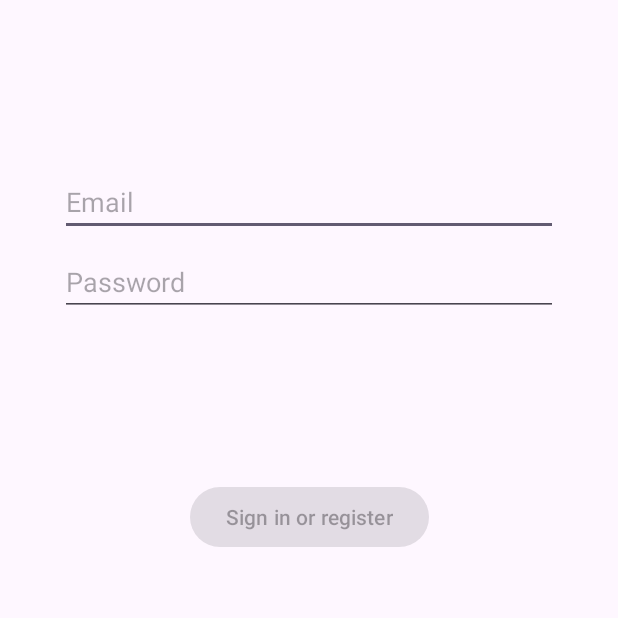
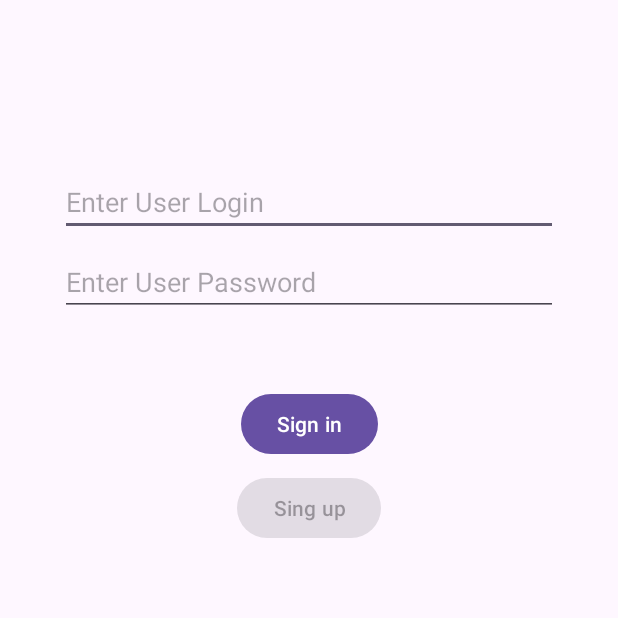
Before and after one commit to Dimadyuk/MovieApp, an Android app: the fragment LoginFragment shown on its own in the app's theme, on a phone screen of 412 x 824 dp, the top half of it. Run offline under Robolectric (Android 15) with nearby library versions, the phone set to English and light mode, and no system bars.

Commit message:
added login and register layouts

```diff
--- a/app/src/main/java/com/example/movieapp/domain/User.kt
+++ b/app/src/main/java/com/example/movieapp/domain/User.kt
@@ -6,5 +6,6 @@ data class User(
     val password: String,
     val name: String,
     val surname: String,
-    val favoritesMovies: List<Int>
+    val favoritesMovies: List<Int>,
+    val imageUrl: String,
 )
--- a/app/src/main/java/com/example/movieapp/presentation/ui/fragments/LoginFragment.kt
+++ b/app/src/main/java/com/example/movieapp/presentation/ui/fragments/LoginFragment.kt
@@ -1,59 +1,26 @@
 package com.example.movieapp.presentation.ui.fragments
 
 import android.os.Bundle
-import androidx.fragment.app.Fragment
 import android.view.LayoutInflater
 import android.view.View
 import android.view.ViewGroup
+import androidx.fragment.app.Fragment
 import com.example.movieapp.R
 
-// TODO: Rename parameter arguments, choose names that match
-// the fragment initialization parameters, e.g. ARG_ITEM_NUMBER
-private const val ARG_PARAM1 = "param1"
-private const val ARG_PARAM2 = "param2"
-
-/**
- * A simple [Fragment] subclass.
- * Use the [LoginFragment.newInstance] factory method to
- * create an instance of this fragment.
- */
 class LoginFragment : Fragment() {
-    // TODO: Rename and change types of parameters
-    private var param1: String? = null
-    private var param2: String? = null
-
-    override fun onCreate(savedInstanceState: Bundle?) {
-        super.onCreate(savedInstanceState)
-        arguments?.let {
-            param1 = it.getString(ARG_PARAM1)
-            param2 = it.getString(ARG_PARAM2)
-        }
-    }
 
     override fun onCreateView(
         inflater: LayoutInflater, container: ViewGroup?,
         savedInstanceState: Bundle?
     ): View? {
-        // Inflate the layout for this fragment
         return inflater.inflate(R.layout.fragment_login, container, false)
     }
 
     companion object {
-        /**
-         * Use this factory method to create a new instance of
-         * this fragment using the provided parameters.
-         *
-         * @param param1 Parameter 1.
-         * @param param2 Parameter 2.
-         * @return A new instance of fragment LoginFragment.
-         */
-        // TODO: Rename and change types and number of parameters
-        @JvmStatic
-        fun newInstance(param1: String, param2: String) =
+
+        fun newInstance() =
             LoginFragment().apply {
                 arguments = Bundle().apply {
-                    putString(ARG_PARAM1, param1)
-                    putString(ARG_PARAM2, param2)
                 }
             }
     }
--- /dev/null
+++ b/app/src/main/res/drawable/baseline_logout_24.xml
@@ -0,0 +1,5 @@
+<vector android:autoMirrored="true" android:height="24dp"
+    android:tint="#FFFFFF" android:viewportHeight="24"
+    android:viewportWidth="24" android:width="24dp" xmlns:android="http://schemas.android.com/apk/res/android">
+    <path android:fillColor="@android:color/white" android:pathData="M17,7l-1.41,1.41L18.17,11H8v2h10.17l-2.58,2.58L17,17l5,-5zM4,5h8V3H4c-1.1,0 -2,0.9 -2,2v14c0,1.1 0.9,2 2,2h8v-2H4V5z"/>
+</vector>
--- a/app/src/main/res/layout/fragment_login.xml
+++ b/app/src/main/res/layout/fragment_login.xml
@@ -18,8 +18,8 @@
         android:layout_marginStart="24dp"
         android:layout_marginTop="96dp"
         android:layout_marginEnd="24dp"
-        android:autofillHints="@string/prompt_email"
-        android:hint="@string/prompt_email"
+        android:autofillHints="@string/prompt_login"
+        android:hint="@string/prompt_login"
         android:inputType="textEmailAddress"
         android:selectAllOnFocus="true"
         app:layout_constraintEnd_toEndOf="parent"
@@ -44,35 +44,33 @@
         app:layout_constraintTop_toBottomOf="@+id/username" />
 
     <Button
-        android:id="@+id/login"
+        android:id="@+id/btn_login"
         android:layout_width="wrap_content"
         android:layout_height="wrap_content"
         android:layout_gravity="start"
         android:layout_marginStart="48dp"
-        android:layout_marginTop="16dp"
+        android:layout_marginTop="48dp"
         android:layout_marginEnd="48dp"
-        android:layout_marginBottom="64dp"
-        android:enabled="false"
-        android:text="@string/action_sign_in"
-        app:layout_constraintBottom_toBottomOf="parent"
+        android:enabled="true"
+        android:text="@string/action_sign_in_short"
         app:layout_constraintEnd_toEndOf="parent"
         app:layout_constraintStart_toStartOf="parent"
         app:layout_constraintTop_toBottomOf="@+id/password"
         app:layout_constraintVertical_bias="0.2" />
 
-    <ProgressBar
-        android:id="@+id/loading"
+    <Button
+        android:id="@+id/btn_registration"
         android:layout_width="wrap_content"
         android:layout_height="wrap_content"
-        android:layout_gravity="center"
-        android:layout_marginStart="32dp"
-        android:layout_marginTop="64dp"
-        android:layout_marginEnd="32dp"
-        android:layout_marginBottom="64dp"
-        android:visibility="gone"
-        app:layout_constraintBottom_toBottomOf="parent"
-        app:layout_constraintEnd_toEndOf="@+id/password"
-        app:layout_constraintStart_toStartOf="@+id/password"
-        app:layout_constraintTop_toTopOf="parent"
-        app:layout_constraintVertical_bias="0.3" />
+        android:layout_gravity="start"
+        android:layout_marginStart="48dp"
+        android:layout_marginTop="8dp"
+        android:layout_marginEnd="48dp"
+        android:enabled="false"
+        android:text="@string/action_sing_up"
+        app:layout_constraintEnd_toEndOf="parent"
+        app:layout_constraintStart_toStartOf="parent"
+        app:layout_constraintTop_toBottomOf="@+id/btn_login"
+        app:layout_constraintVertical_bias="0.2" />
+
 </androidx.constraintlayout.widget.ConstraintLayout>
--- a/app/src/main/res/values/strings.xml
+++ b/app/src/main/res/values/strings.xml
@@ -1,8 +1,8 @@
 <resources>
     <string name="app_name">Movie App</string>
     <!-- Strings related to login -->
-    <string name="prompt_email">Email</string>
-    <string name="prompt_password">Password</string>
+    <string name="prompt_login">Enter User Login</string>
+    <string name="prompt_password">Enter User Password</string>
     <string name="action_sign_in">Sign in or register</string>
     <string name="action_sign_in_short">Sign in</string>
     <string name="welcome">"Welcome!"</string>
@@ -18,4 +18,13 @@
     <string name="poster_of_movie">poster of movie</string>
     <string name="back_to_first_page">back to first page</string>
     <string name="add_to_favorite_movie">add to favorite movie</string>
+    <string name="action_sing_up">Sing up</string>
+    <string name="action_register">Register</string>
+    <string name="prompt_name">Enter User Name</string>
+    <string name="prompt_surname">Enter User Surname</string>
+    <string name="tv_login_text">Login:</string>
+    <string name="tv_password_text">Password:</string>
+    <string name="tv_name_text">Name:</string>
+    <string name="tv_surname_text">Surname:</string>
+    <string name="sign_out">Sing out</string>
 </resources>
```
Also changed, not shown: app/src/main/java/com/example/movieapp/presentation/ui/fragments/RegisterFragment.kt (added, +60 -0 lines), app/src/main/res/layout/fragment_main.xml (+26 -4 lines), app/src/main/res/layout/fragment_register.xml (added, +120 -0 lines).
